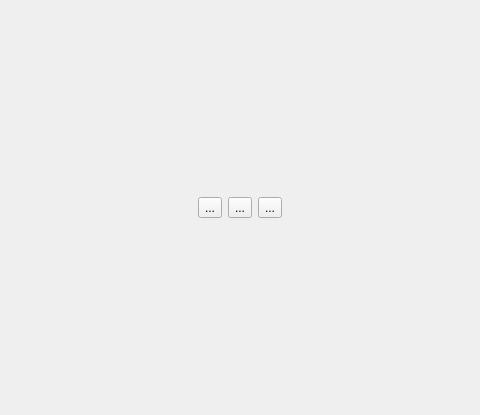
This is src/usdb_syncer/gui/forms/PreviewDialog.ui in bohning/usdb_syncer as Qt 5 draws it before an edit; both pictures show x 180 to 660 and y 0 to 415 of the 839 by 415 pixel window. The edited form follows.
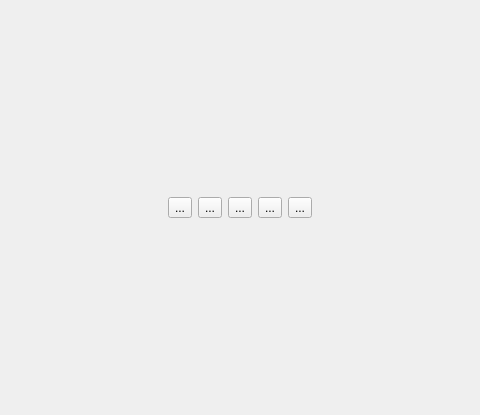
This is the edited form. Icons and pictures are not drawn.

Commit message: Add controls to skip to start and end

```diff
--- a/src/usdb_syncer/gui/forms/PreviewDialog.ui
+++ b/src/usdb_syncer/gui/forms/PreviewDialog.ui
@@ -31,6 +31,23 @@
          </property>
         </spacer>
        </item>
+       <item>
+        <widget class="QToolButton" name="button_to_start">
+         <property name="text">
+          <string>...</string>
+         </property>
+         <property name="icon">
+          <iconset resource="../resources/qt/resources.qrc">
+           <normaloff>:/icons/control-skip-180.png</normaloff>:/icons/control-skip-180.png</iconset>
+         </property>
+         <property name="iconSize">
+          <size>
+           <width>20</width>
+           <height>20</height>
+          </size>
+         </property>
+        </widget>
+       </item>
        <item>
         <widget class="QToolButton" name="button_backward">
          <property name="text">
@@ -56,6 +73,33 @@
         <widget class="QToolButton" name="button_forward">
          <property name="text">
           <string>...</string>
+         </property>
+         <property name="icon">
+          <iconset resource="../resources/qt/resources.qrc">
+           <normaloff>:/icons/control-double.png</normaloff>:/icons/control-double.png</iconset>
+         </property>
+         <property name="iconSize">
+          <size>
+           <width>20</width>
+           <height>20</height>
+          </size>
+         </property>
+        </widget>
+       </item>
+       <item>
+        <widget class="QToolButton" name="button_to_end">
+         <property name="text">
+          <string>...</string>
+         </property>
+         <property name="icon">
+          <iconset resource="../resources/qt/resources.qrc">
+           <normaloff>:/icons/control-skip.png</normaloff>:/icons/control-skip.png</iconset>
+         </property>
+         <property name="iconSize">
+          <size>
+           <width>20</width>
+           <height>20</height>
+          </size>
          </property>
         </widget>
        </item>
```
Left out of the diff: 16 changed lines with no effect on the pictures. The commit also changes 9 other files.
